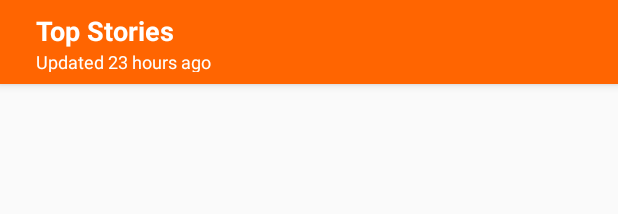
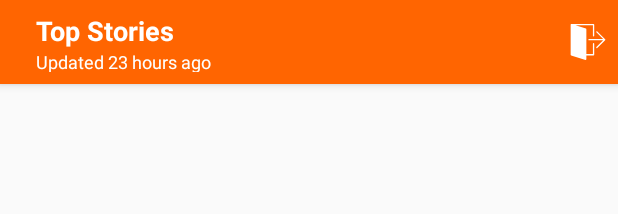
Before and after one commit to laxman-spidey/hackernews-omnify, an Android app: the layout activity_main.xml on its own in the app's theme, with its tools: preview values and no code run, on a phone screen of 412 x 824 dp. Shown: the top 214 px of the screen. Run offline under Robolectric (Android 15) with nearby library versions, the phone set to English and light mode, and no system bars; network calls fail.

Commit message:
Logout button implemented. Login flow implemented

```diff
--- a/app/src/main/java/com/omnify/hackernews/hackernews/BaseActivity.java
+++ b/app/src/main/java/com/omnify/hackernews/hackernews/BaseActivity.java
@@ -7,7 +7,7 @@ import android.support.annotation.Nullable;
 import android.support.v4.app.FragmentActivity;
 import android.support.v7.app.AppCompatActivity;
 
-public class BaseActivity extends AppCompatActivity {
+public class BaseActivity extends AppCompatActivity  {
     public static String TAG = BaseActivity.class.getSimpleName();
 
     @Override
--- /dev/null
+++ b/app/src/main/res/drawable/ic_logout.xml
@@ -0,0 +1,5 @@
+<vector android:height="24dp" android:viewportHeight="55"
+    android:viewportWidth="55" android:width="24dp" xmlns:android="http://schemas.android.com/apk/res/android">
+    <path android:fillColor="#FFFFFF" android:pathData="M53.924,23.618c-0.051,-0.123 -0.125,-0.234 -0.217,-0.327L41.708,11.293c-0.391,-0.391 -1.023,-0.391 -1.414,0s-0.391,1.023 0,1.414L50.587,23H29.001c-0.553,0 -1,0.447 -1,1s0.447,1 1,1h21.586L40.294,35.293c-0.391,0.391 -0.391,1.023 0,1.414C40.489,36.902 40.745,37 41.001,37s0.512,-0.098 0.707,-0.293l11.999,-11.999c0.093,-0.092 0.166,-0.203 0.217,-0.326C54.025,24.138 54.025,23.862 53.924,23.618z"/>
+    <path android:fillColor="#FFFFFF" android:pathData="M36.001,29c-0.553,0 -1,0.447 -1,1v16h-10V8c0,-0.436 -0.282,-0.821 -0.697,-0.953L8.442,2h26.559v16c0,0.553 0.447,1 1,1s1,-0.447 1,-1V1c0,-0.553 -0.447,-1 -1,-1h-34c-0.032,0 -0.06,0.015 -0.091,0.018C1.854,0.023 1.805,0.036 1.752,0.05C1.658,0.075 1.574,0.109 1.493,0.158C1.467,0.174 1.436,0.174 1.411,0.192C1.38,0.215 1.356,0.244 1.328,0.269c-0.017,0.016 -0.035,0.03 -0.051,0.047C1.201,0.398 1.139,0.489 1.093,0.589c-0.009,0.02 -0.014,0.04 -0.022,0.06C1.029,0.761 1.001,0.878 1.001,1v46c0,0.125 0.029,0.243 0.072,0.355c0.014,0.037 0.035,0.068 0.053,0.103c0.037,0.071 0.079,0.136 0.132,0.196c0.029,0.032 0.058,0.061 0.09,0.09c0.058,0.051 0.123,0.093 0.193,0.13c0.037,0.02 0.071,0.041 0.111,0.056c0.017,0.006 0.03,0.018 0.047,0.024l22,7C23.797,54.984 23.899,55 24.001,55c0.21,0 0.417,-0.066 0.59,-0.192c0.258,-0.188 0.41,-0.488 0.41,-0.808v-6h11c0.553,0 1,-0.447 1,-1V30C37.001,29.447 36.553,29 36.001,29z"/>
+</vector>
--- a/app/src/main/res/layout/activity_main.xml
+++ b/app/src/main/res/layout/activity_main.xml
@@ -40,6 +40,15 @@
                     android:text="Updated 23 hours ago"
                     android:textColor="@color/white"
                     android:textSize="12sp" />
+                <ImageButton
+                    android:id="@+id/logout"
+                    android:layout_width="wrap_content"
+                    android:layout_height="wrap_content"
+                    android:layout_alignParentRight="true"
+                    android:layout_centerVertical="true"
+                    android:src="@drawable/ic_logout"
+                    android:background="@color/tw__transparent"
+                    />
             </RelativeLayout>
 
         </android.support.v7.widget.Toolbar>
--- a/app/src/main/res/values/colors.xml
+++ b/app/src/main/res/values/colors.xml
@@ -8,5 +8,6 @@
     <color name="articleRepCountBackground">#FFC7A4</color>
     <color name="articleRepTextColor">#8E6C5F</color>
     <color name="articleBackground">#EFEFEF</color>
+    <color name="tw__transparent">#00000000</color>
 
 </resources>
```
Also changed, not shown: app/src/main/AndroidManifest.xml (+4 -4 lines), app/src/main/java/com/omnify/hackernews/hackernews/LoginActivity.java (+6 -1 lines), app/src/main/java/com/omnify/hackernews/hackernews/MainActivity.java (+26 -0 lines), app/src/main/java/com/omnify/hackernews/hackernews/SplashScreen.java (+15 -5 lines).
